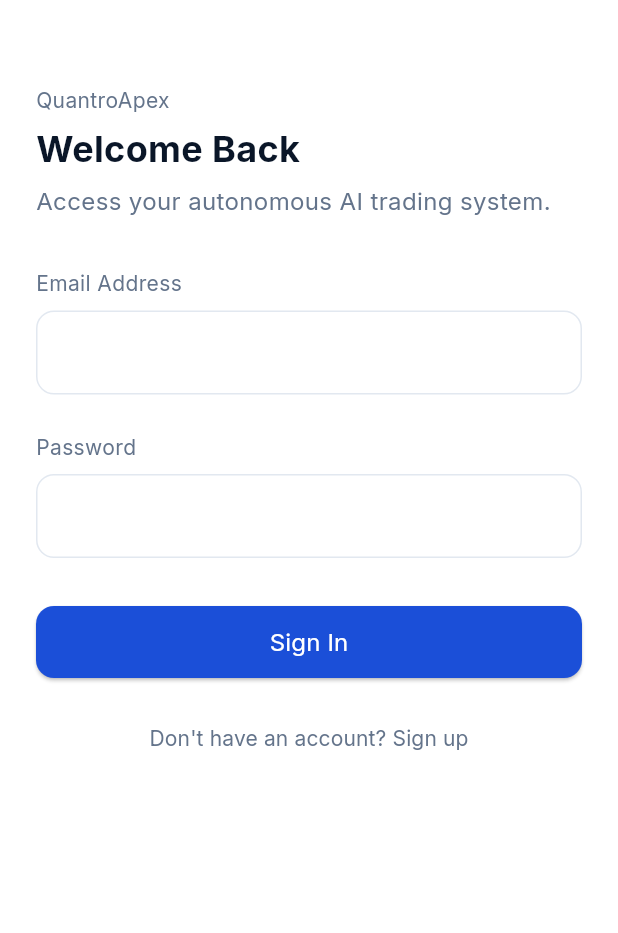
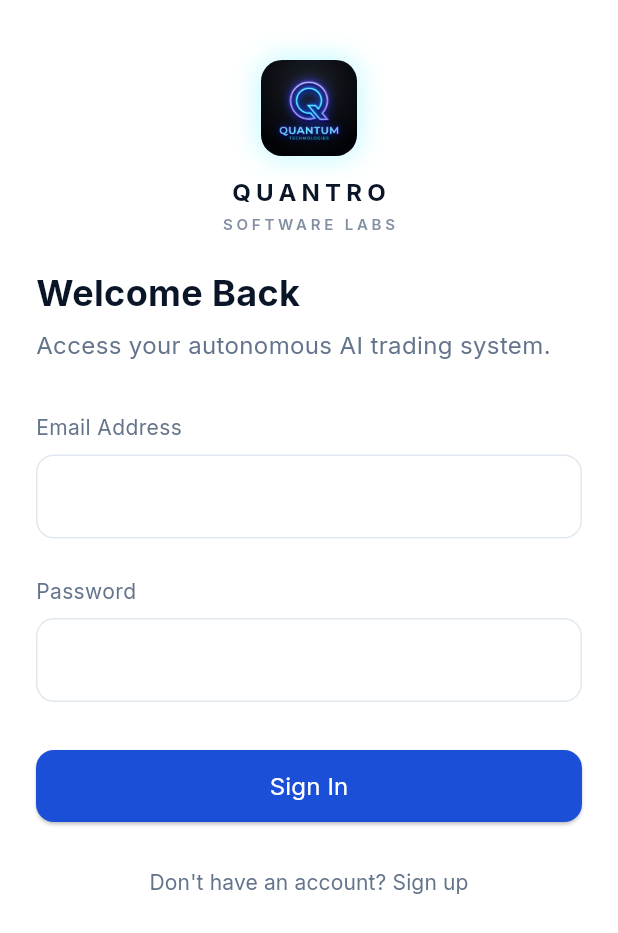
Before and after one commit to Quantro-Software-Labs/QuantroApex, a Flutter app: the screen it shows after launch, on a phone screen of 412 x 824 dp. Shown: the top 933 px of the screen. Run offline on Flutter 3.47's test engine with Material 3 defaults, Android fonts, the light colour scheme and no system bars; our stand-ins replace flutter_secure_storage, google_fonts; accounts and stored records are empty.

Commit message:
feat(branding): integrate official Quantro Software Labs logo asset across mobile app

```diff
--- a/apps/mobile/lib/screens/auth/login_screen.dart
+++ b/apps/mobile/lib/screens/auth/login_screen.dart
@@ -5,6 +5,7 @@ import '../../core/theme/app_colors.dart';
 import '../../core/theme/app_spacing.dart';
 import '../../core/theme/app_typography.dart';
 import '../../widgets/components.dart';
+import '../../widgets/quantro_logo.dart';
 import 'register_screen.dart';
 
 class LoginScreen extends StatefulWidget {
@@ -56,9 +57,11 @@ class _LoginScreenState extends State<LoginScreen> {
             child: Column(
               crossAxisAlignment: CrossAxisAlignment.start,
               children: [
-                const SizedBox(height: AppSpacing.space5),
-                Text('QuantroApex', style: AppTypography.secondary(color: AppColors.muted)),
-                const SizedBox(height: AppSpacing.space2),
+                const SizedBox(height: AppSpacing.space3),
+                const Center(
+                  child: QuantroLogo(size: 64, showText: true),
+                ),
+                const SizedBox(height: AppSpacing.space4),
                 Text('Welcome Back', style: AppTypography.h1(color: AppColors.primary)),
                 const SizedBox(height: AppSpacing.space2),
                 Text(
--- a/apps/mobile/lib/screens/auth/register_screen.dart
+++ b/apps/mobile/lib/screens/auth/register_screen.dart
@@ -5,6 +5,7 @@ import '../../core/theme/app_colors.dart';
 import '../../core/theme/app_spacing.dart';
 import '../../core/theme/app_typography.dart';
 import '../../widgets/components.dart';
+import '../../widgets/quantro_logo.dart';
 
 class RegisterScreen extends StatefulWidget {
   const RegisterScreen({super.key});
@@ -63,8 +64,10 @@ class _RegisterScreenState extends State<RegisterScreen> {
             child: Column(
               crossAxisAlignment: CrossAxisAlignment.start,
               children: [
-                Text('QuantroApex', style: AppTypography.secondary(color: AppColors.muted)),
-                const SizedBox(height: AppSpacing.space2),
+                const Center(
+                  child: QuantroLogo(size: 56, showText: true),
+                ),
+                const SizedBox(height: AppSpacing.space4),
                 Text('Create Account', style: AppTypography.h1(color: AppColors.primary)),
                 const SizedBox(height: AppSpacing.space2),
                 Text(
--- a/apps/mobile/lib/screens/dashboard/dashboard_screen.dart
+++ b/apps/mobile/lib/screens/dashboard/dashboard_screen.dart
@@ -9,6 +9,7 @@ import '../../core/theme/app_spacing.dart';
 import '../../core/theme/app_typography.dart';
 import '../../widgets/components.dart';
 import '../../widgets/mode_toggle_badge.dart';
+import '../../widgets/quantro_logo.dart';
 import '../analytics/analytics_screen.dart';
 import '../execution/execution_controls_screen.dart';
 import '../notifications/advisory_feed_screen.dart';
@@ -56,12 +57,18 @@ class DashboardScreen extends StatelessWidget {
                 Row(
                   mainAxisAlignment: MainAxisAlignment.spaceBetween,
                   children: [
-                    Column(
-                      crossAxisAlignment: CrossAxisAlignment.start,
+                    Row(
                       children: [
-                        Text('Good day, $name', style: AppTypography.secondary(color: AppColors.muted)),
-                        const SizedBox(height: AppSpacing.space1),
-                        Text('QuantroApex', style: AppTypography.h1(color: AppColors.primary)),
+                        const QuantroLogo(size: 32, showText: false),
+                        const SizedBox(width: AppSpacing.space3),
+                        Column(
+                          crossAxisAlignment: CrossAxisAlignment.start,
+                          children: [
+                            Text('Good day, $name', style: AppTypography.secondary(color: AppColors.muted)),
+                            const SizedBox(height: AppSpacing.space1),
+                            Text('QuantroApex', style: AppTypography.h1(color: AppColors.primary)),
+                          ],
+                        ),
                       ],
                     ),
                     const ModeToggleBadge(),
--- /dev/null
+++ b/apps/mobile/lib/widgets/quantro_logo.dart
@@ -0,0 +1,87 @@
+import 'package:flutter/material.dart';
+import '../core/theme/app_colors.dart';
+
+class QuantroLogo extends StatelessWidget {
+  final double size;
+  final bool showText;
+  final bool isDarkBackground;
+
+  const QuantroLogo({
+    super.key,
+    this.size = 48.0,
+    this.showText = false,
+    this.isDarkBackground = false,
+  });
+
+  @override
+  Widget build(BuildContext context) {
+    return Column(
+      mainAxisSize: MainAxisSize.min,
+      children: [
+        Container(
+          width: size,
+          height: size,
+          decoration: BoxDecoration(
+            borderRadius: BorderRadius.circular(size * 0.22),
+            boxShadow: [
+              BoxShadow(
+                color: const Color(0xFF00E5FF).withValues(alpha: 0.25),
+                blurRadius: 16,
+                spreadRadius: 1,
+              ),
+            ],
+          ),
+          child: ClipRRect(
+            borderRadius: BorderRadius.circular(size * 0.22),
+            child: Image.asset(
+              'assets/images/quantro_logo.jpg',
+              width: size,
+              height: size,
+              fit: BoxFit.cover,
+              errorBuilder: (context, error, stackTrace) {
+                // Fallback glowing Q icon if image loading fails
+                return Container(
+                  color: AppColors.primary,
+                  child: Center(
+                    child: Text(
+                      'Q',
+                      style: TextStyle(
+                        fontSize: size * 0.55,
+                        fontWeight: FontWeight.bold,
+                        color: const Color(0xFF00E5FF),
+                      ),
+                    ),
+                  ),
+                );
+              },
+            ),
+          ),
+        ),
+        if (showText) ...[
+          const SizedBox(height: 12),
+          Text(
+            'QUANTRO',
+            style: TextStyle(
+              fontSize: 16,
+              fontWeight: FontWeight.w700,
+              letterSpacing: 3.5,
+              color: isDarkBackground ? AppColors.white : AppColors.primary,
+            ),
+          ),
+          const SizedBox(height: 2),
+          Text(
+            'SOFTWARE LABS',
+            style: TextStyle(
+              fontSize: 10,
+              fontWeight: FontWeight.w600,
+              letterSpacing: 2.5,
+              color: isDarkBackground
+                  ? AppColors.muted
+                  : AppColors.muted.withValues(alpha: 0.8),
+            ),
+          ),
+        ],
+      ],
+    );
+  }
+}
--- a/apps/mobile/pubspec.yaml
+++ b/apps/mobile/pubspec.yaml
@@ -52,11 +52,9 @@ dev_dependencies:
 
 # The following section is specific to Flutter packages.
 flutter:
-
-  # The following line ensures that the Material Icons font is
-  # included with your application, so that you can use the icons in
-  # the material Icons class.
   uses-material-design: true
+  assets:
+    - assets/images/
 
   # To add assets to your application, add an assets section, like this:
   # assets:
```
Also changed, not shown: apps/mobile/assets/images/quantro_logo.jpg (added), 1 other file.
